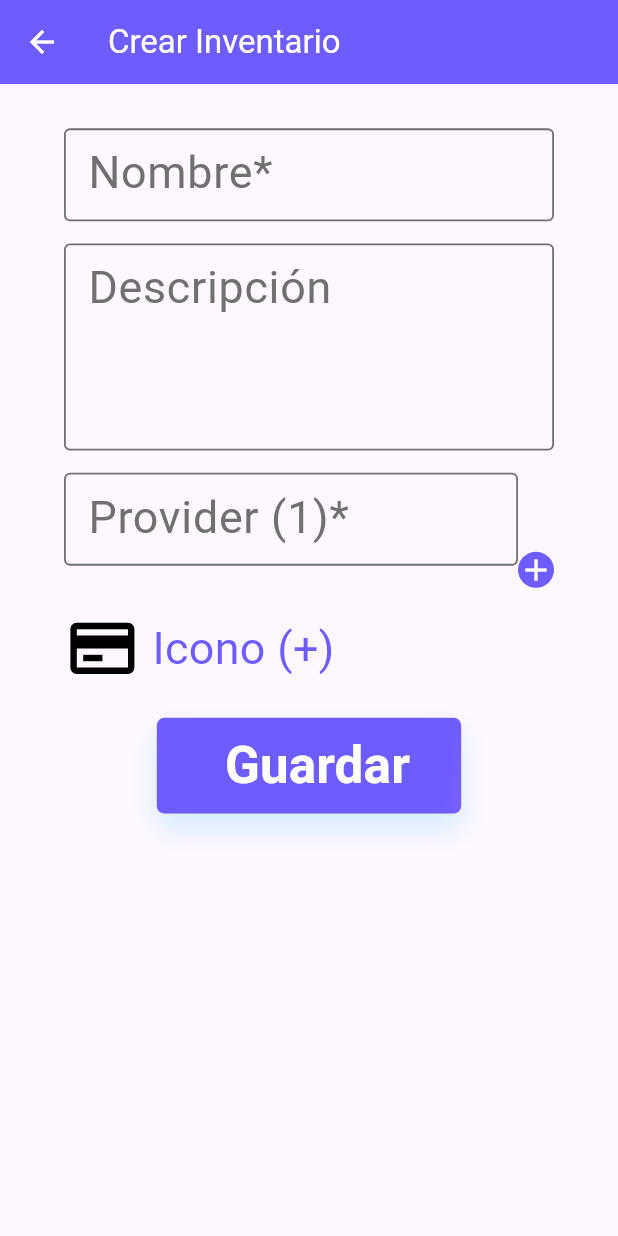
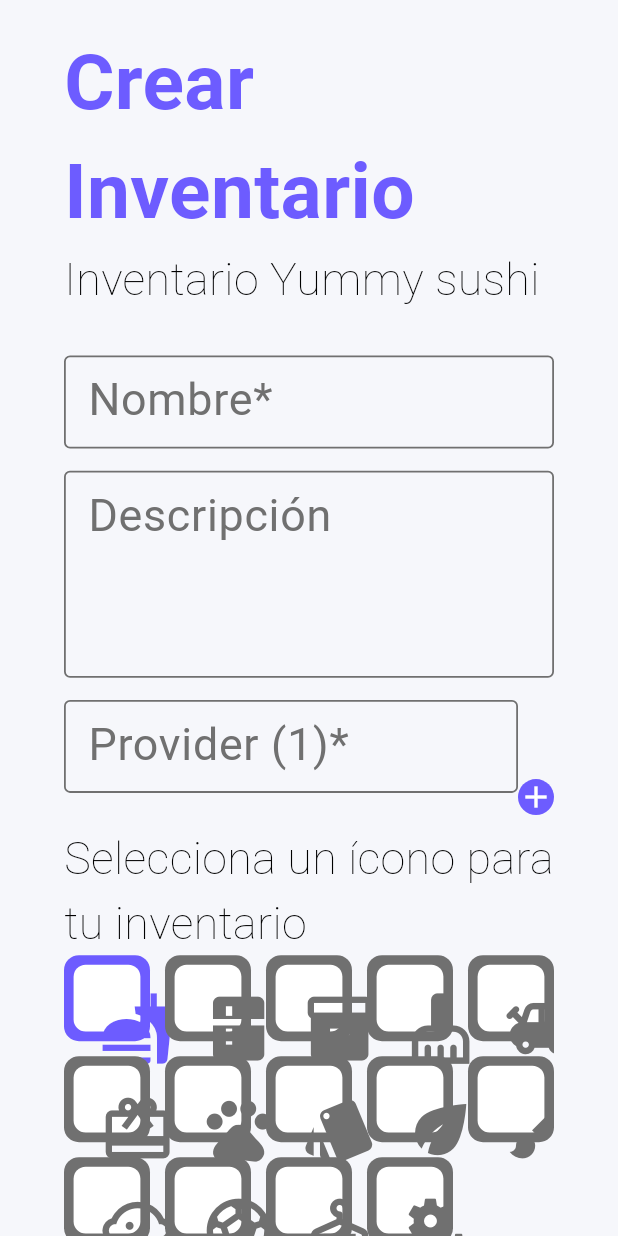
Before and after one commit to JosephLugoGPDS/yummysuchi, a Flutter app: the CreateInventoryScreen screen opened directly, on a phone screen of 412 x 824 dp. Run offline on Flutter 3.47's test engine with Material 3 defaults, Android fonts, the phone set to English and light mode, and no system bars; our stand-ins replace cloud_firestore, device_info_plus, firebase_core, flutter_bloc, flutter_speed_dial, flutter_svg and 5 more; accounts and stored records are empty; generated files the repository leaves out were written again.

Commit message:
chore: update create inventory add remove provider

```diff
--- /dev/null
+++ b/lib/app/utils/data_util.dart
@@ -0,0 +1,68 @@
+import 'package:flutter/material.dart';
+
+abstract class DataUtil {
+  static Map<String, dynamic> iconMap = {
+    'Alimentos': {
+      'iconPrimary': {'iconData': Icons.fastfood, 'code': 0xe57a},
+      'iconSecondary': {'iconData': Icons.restaurant, 'code': 0xe56c},
+    },
+    'Cocina': {
+      'iconPrimary': {'iconData': Icons.kitchen, 'code': 0xeb47},
+      'iconSecondary': {'iconData': Icons.local_dining, 'code': 0xef54},
+    },
+    'Insumos': {
+      'iconPrimary': {'iconData': Icons.inventory, 'code': 0xe896},
+      'iconSecondary': {
+        'iconData': Icons.production_quantity_limits,
+        'code': 0xf1df
+      },
+    },
+    'Limpieza': {
+      'iconPrimary': {'iconData': Icons.cleaning_services, 'code': 0xf0ff},
+      'iconSecondary': {'iconData': Icons.soap, 'code': 0xf1b2},
+    },
+    'Juguetes': {
+      'iconPrimary': {'iconData': Icons.toys, 'code': 0xe332},
+      'iconSecondary': {'iconData': Icons.sports_esports, 'code': 0xea28},
+    },
+    'Regalos': {
+      'iconPrimary': {'iconData': Icons.card_giftcard, 'code': 0xe8f6},
+      'iconSecondary': {'iconData': Icons.card_giftcard, 'code': 0xe8f6},
+    },
+    'Mascotas': {
+      'iconPrimary': {'iconData': Icons.pets, 'code': 0xe91d},
+      'iconSecondary': {'iconData': Icons.pets, 'code': 0xe91d},
+    },
+    'Moda': {
+      'iconPrimary': {'iconData': Icons.style, 'code': 0xe41d},
+      'iconSecondary': {'iconData': Icons.shopping_bag, 'code': 0xf1cc},
+    },
+    'Jardín': {
+      'iconPrimary': {'iconData': Icons.eco, 'code': 0xea35},
+      'iconSecondary': {'iconData': Icons.flare, 'code': 0xe3e4},
+    },
+    'Manualidades': {
+      'iconPrimary': {'iconData': Icons.brush, 'code': 0xe3a8},
+      'iconSecondary': {'iconData': Icons.palette, 'code': 0xe40a},
+    },
+    'Bebés': {
+      'iconPrimary': {'iconData': Icons.child_care, 'code': 0xeb41},
+      'iconSecondary': {
+        'iconData': Icons.baby_changing_station,
+        'code': 0xf19b
+      },
+    },
+    'Deportes': {
+      'iconPrimary': {'iconData': Icons.sports_soccer, 'code': 0xea2f},
+      'iconSecondary': {'iconData': Icons.sports_basketball, 'code': 0xea26},
+    },
+    'Vestuarios': {
+      'iconPrimary': {'iconData': Icons.dry_cleaning, 'code': 0xea70},
+      'iconSecondary': {'iconData': Icons.dry_cleaning, 'code': 0xea70},
+    },
+    'Otros': {
+      'iconPrimary': {'iconData': Icons.miscellaneous_services, 'code': 0xf10c},
+      'iconSecondary': {'iconData': Icons.more_horiz, 'code': 0xe5d3},
+    },
+  };
+}
--- a/lib/blocs/inventories/providers_controller_cubit.dart
+++ b/lib/blocs/inventories/providers_controller_cubit.dart
@@ -8,4 +8,10 @@ class ProvidersControllerCubit extends Cubit<List<TextEditingController>> {
     final TextEditingController providersLoading = TextEditingController();
     emit([...state, providersLoading]);
   }
+
+  Future<void> removeProvider(int index) async {
+    final List<TextEditingController> providers = state;
+    providers.removeAt(index);
+    emit([...providers]);
+  }
 }
--- a/lib/blocs/inventories/select_assets_cubit.dart
+++ b/lib/blocs/inventories/select_assets_cubit.dart
@@ -1,8 +1,7 @@
 import 'package:flutter_bloc/flutter_bloc.dart';
-import 'package:inventario_yummy_sushi/app/constants/svg_list.dart';
 
 class SelectAssetsCubit extends Cubit<String> {
-  SelectAssetsCubit() : super(SvgList.list.first);
+  SelectAssetsCubit() : super('Alimentos');
 
   Future<void> selectAsset(String asset) async => emit(asset);
 }
--- a/lib/views/create_inventory_view.dart
+++ b/lib/views/create_inventory_view.dart
@@ -1,10 +1,9 @@
 import 'package:flutter/material.dart';
 import 'package:flutter_bloc/flutter_bloc.dart';
-import 'package:flutter_svg/flutter_svg.dart';
 import 'package:inventario_yummy_sushi/app/constants/app_theme.dart';
-import 'package:inventario_yummy_sushi/app/constants/svg_list.dart';
 import 'package:inventario_yummy_sushi/app/extensions/size_extension.dart';
 import 'package:inventario_yummy_sushi/app/l10n/l10n.dart';
+import 'package:inventario_yummy_sushi/app/utils/data_util.dart';
 import 'package:inventario_yummy_sushi/blocs/inventories/create/create_inventory_bloc.dart';
 import 'package:inventario_yummy_sushi/blocs/inventories/get_inventories_bloc.dart';
 import 'package:inventario_yummy_sushi/blocs/inventories/providers_controller_cubit.dart';
@@ -12,7 +11,6 @@ import 'package:inventario_yummy_sushi/blocs/inventories/select_assets_cubit.dar
 import 'package:inventario_yummy_sushi/blocs/uuid/get_uuid_bloc.dart';
 import 'package:inventario_yummy_sushi/widgets/loader_dialog.dart';
 import 'package:inventario_yummy_sushi/widgets/theme_button_gradient.dart';
-import 'package:inventario_yummy_sushi/widgets/theme_dialog.dart';
 import 'package:inventario_yummy_sushi/widgets/theme_text_form_field.dart';
 
 class CreateInventoryView extends StatelessWidget {
@@ -41,12 +39,7 @@ class CreateInventoryScreen extends StatelessWidget {
   Widget build(BuildContext context) {
     final AppLocalizations l10n = context.l10n;
     return Scaffold(
-        appBar: AppBar(
-          foregroundColor: Colors.white,
-          backgroundColor: AppTheme.accentColor,
-          title: Text(l10n.createInventory),
-          elevation: 0,
-        ),
+        backgroundColor: AppTheme.backgroundColor,
         body: BlocListener<CreateInventoryBloc, CreateInventoryState>(
           listener: (context, stateCreateInventoryState) {
             debugPrint('stateCreateInventoryState: $stateCreateInventoryState');
@@ -72,6 +65,32 @@ class CreateInventoryScreen extends StatelessWidget {
               physics: const BouncingScrollPhysics(),
               child: Column(
                 children: [
+                  Padding(
+                    padding: EdgeInsets.only(
+                      top: 25.h + MediaQuery.of(context).padding.top,
+                      bottom: 0,
+                    ),
+                    child: Column(
+                      crossAxisAlignment: CrossAxisAlignment.start,
+                      children: [
+                        Text(
+                          l10n.createInventory,
+                          style: TextStyle(
+                            fontSize: 24.sp,
+                            fontWeight: FontWeight.bold,
+                            color: AppTheme.accentColor,
+                          ),
+                        ),
+                        Text(
+                          l10n.app,
+                          style: TextStyle(
+                              color: Colors.black,
+                              fontSize: 14.sp,
+                              fontWeight: FontWeight.w200),
+                        ),
+                      ],
+                    ),
+                  ),
                   SizedBox(height: 40.h),
                   ThemeTextFormField(
                     textEditingController: nameController,
@@ -101,6 +120,17 @@ class CreateInventoryScreen extends StatelessWidget {
                                     child: ThemeTextFormField(
                                       textEditingController: stateProviders[i],
                                       label: '${l10n.provider} (${i + 1})*',
+                                      rightIcon: stateProviders.length > 1
+                                          ? Icons.close
+                                          : null,
+                                      onRightTap: () {
+                                        if (stateProviders.length > 1) {
+                                          print('remove');
+                                          context
+                                              .read<ProvidersControllerCubit>()
+                                              .removeProvider(i);
+                                        }
+                                      },
                                     ),
                                   ),
                               ],
@@ -125,37 +155,39 @@ class CreateInventoryScreen extends StatelessWidget {
                       );
                     },
                   ),
-                  SizedBox(height: 20.h),
+                  SizedBox(height: 10.h),
+                  Text(
+                    'Selecciona un ícono para tu inventario',
+                    style: TextStyle(
+                        color: Colors.black,
+                        fontSize: 14.sp,
+                        fontWeight: FontWeight.w200),
+                  ),
                   BlocBuilder<SelectAssetsCubit, String>(
                     builder: (context, stateString) {
-                      return GestureDetector(
-                        onTap: () {
-                          showDialog(
-                            context: context,
-                            builder: (context) => ThemeDialog(
-                              height: 300.h,
-                              width: MediaQuery.of(context).size.width * 0.8,
-                              child: GridView.builder(
+                      return GridView.builder(
+                        shrinkWrap: true,
                         physics: const BouncingScrollPhysics(),
-                                itemCount: SvgList.list.length,
+                        itemCount: DataUtil.iconMap.length,
                         gridDelegate:
                             const SliverGridDelegateWithFixedCrossAxisCount(
-                                  crossAxisCount: 4,
+                          crossAxisCount: 5,
                           mainAxisSpacing: 10,
                           crossAxisSpacing: 10,
                         ),
-                                itemBuilder: (context, index) =>
-                                    GestureDetector(
+                        itemBuilder: (context, index) {
+                          final String key =
+                              DataUtil.iconMap.keys.elementAt(index);
+                          return GestureDetector(
                             onTap: () async {
-                                    Navigator.pop(context);
                               await context
                                   .read<SelectAssetsCubit>()
-                                        .selectAsset(SvgList.list[index]);
+                                  .selectAsset(key);
                             },
                             child: Container(
                               padding: EdgeInsets.all(3.w),
                               decoration: BoxDecoration(
-                                      color: stateString == SvgList.list[index]
+                                color: stateString == key
                                     ? AppTheme.accentColor
                                     : AppTheme.grayTextColor,
                                 borderRadius: BorderRadius.circular(10),
@@ -166,38 +198,18 @@ class CreateInventoryScreen extends StatelessWidget {
                                   borderRadius: BorderRadius.circular(8),
                                 ),
                                 padding: EdgeInsets.all(8.w),
-                                      child: SvgPicture.asset(
-                                        SvgList.list[index],
-                                        height: 24.w,
-                                        width: 24.w,
-                                        color:
-                                            stateString == SvgList.list[index]
+                                child: Icon(
+                                  DataUtil.iconMap[key]['iconPrimary']
+                                      ['iconData'] as IconData,
+                                  size: 24.w,
+                                  color: stateString == key
                                       ? AppTheme.accentColor
                                       : AppTheme.grayTextColor,
                                 ),
                               ),
                             ),
-                                ),
-                              ),
-                            ),
                           );
                         },
-                        child: Row(
-                          children: [
-                            SvgPicture.asset(
-                              stateString,
-                              height: 24.w,
-                              width: 24.w,
-                            ),
-                            Text(
-                              ' Icono (+)',
-                              style: TextStyle(
-                                color: AppTheme.accentColor,
-                                fontSize: 14.sp,
-                              ),
-                            ),
-                          ],
-                        ),
                       );
                     },
                   ),
```
Also changed, not shown: lib/views/home_view.dart (+17 -7 lines). Lines whose indentation alone changed are shown as unchanged.
